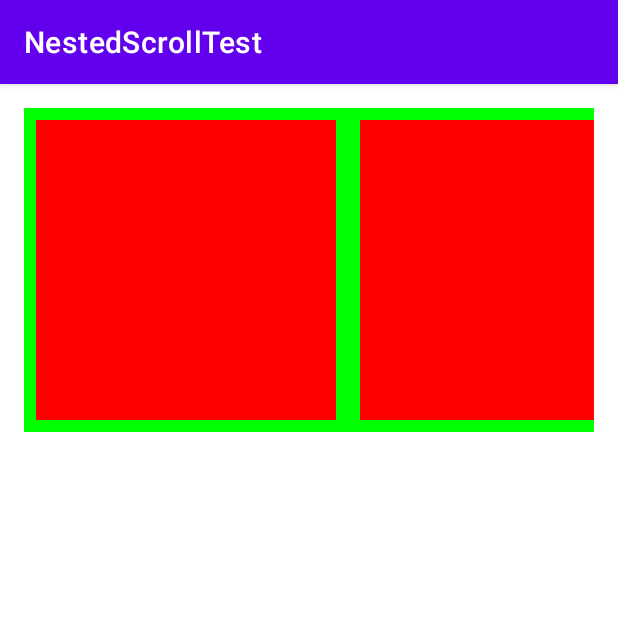
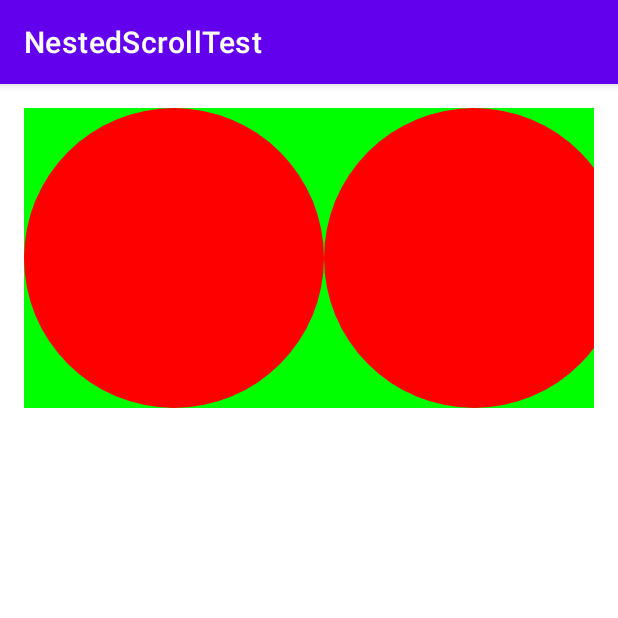
Before and after one commit to goyourfly/NestedViewPager2, an Android app: the screen it shows after launch (MainActivity), on a phone screen of 412 x 824 dp, the top half of it. Run offline under Robolectric (Android 15) with nearby library versions, the phone set to English and light mode, and no system bars.

Commit message:
format code

```diff
--- /dev/null
+++ b/app/src/main/res/drawable/test_bg.xml
@@ -0,0 +1,5 @@
+<?xml version="1.0" encoding="utf-8"?>
+<shape xmlns:android="http://schemas.android.com/apk/res/android"
+    android:shape="oval">
+    <solid android:color="#F00"/>
+</shape>
--- a/app/src/main/res/layout/item_sub.xml
+++ b/app/src/main/res/layout/item_sub.xml
@@ -2,8 +2,6 @@
 <FrameLayout xmlns:android="http://schemas.android.com/apk/res/android"
     android:layout_width="200dp"
     android:layout_height="200dp"
-    android:layout_margin="8dp"
-    android:background="#F00">
-
+    android:background="@drawable/test_bg">
 
 </FrameLayout>
```
